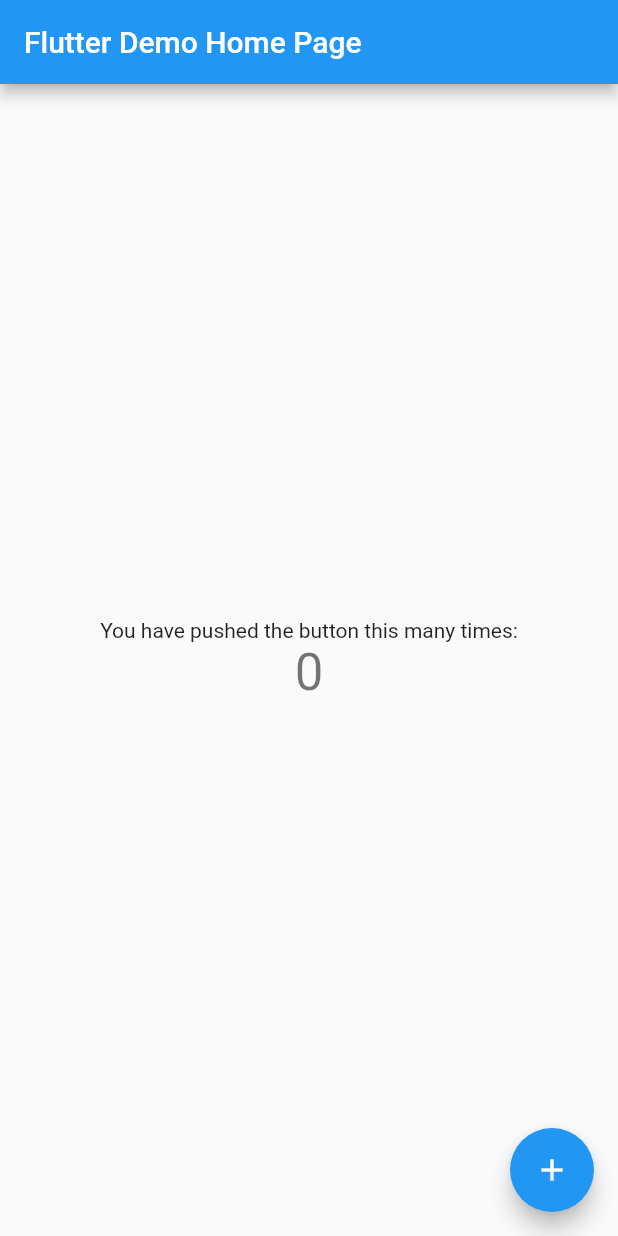
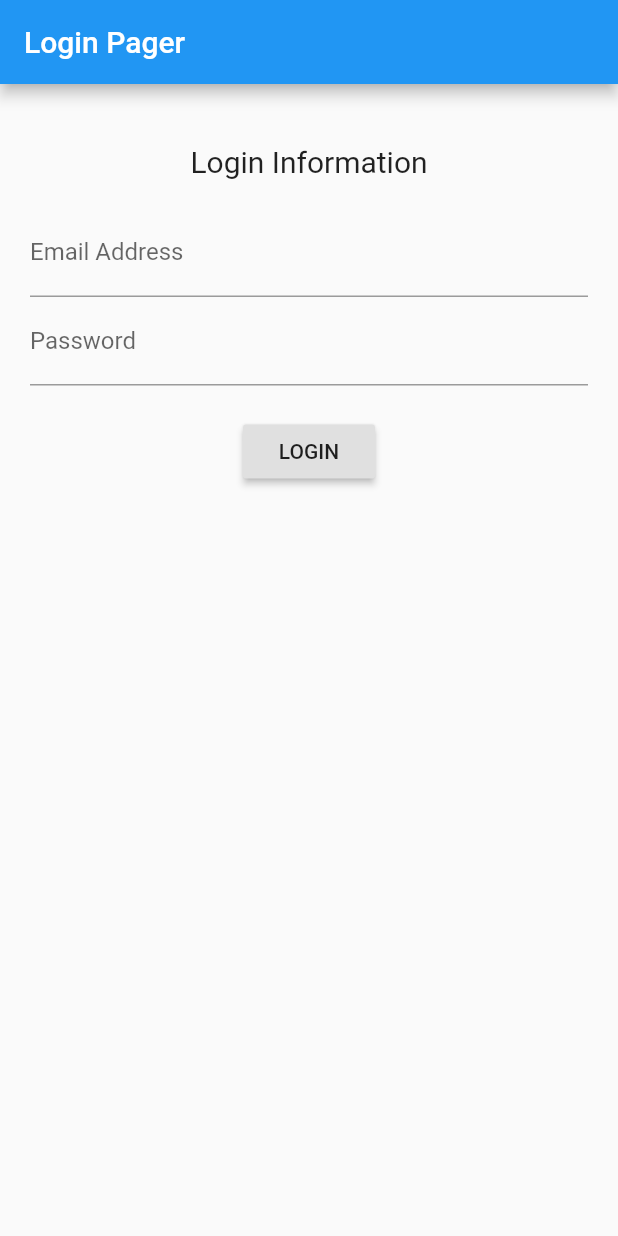
Before and after one commit to cs467/cross-platform-discussion-app, a Flutter app: the screen it shows after launch, on a phone screen of 412 x 824 dp. Run offline on Flutter 3.47's test engine with Material 2 defaults, Android fonts, the phone set to English and light mode, and no system bars.

Commit message:
Implemented basic login page

```diff
--- /dev/null
+++ b/lib/login_page.dart
@@ -0,0 +1,57 @@
+import 'package:flutter/material.dart';
+
+class LoginPage extends StatefulWidget {
+  @override
+  _LoginPageState createState() => _LoginPageState();
+}
+
+class _LoginPageState extends State<LoginPage> {
+  final _formKey = GlobalKey<FormState>();
+  String _password;
+  String _email;
+
+  @override
+  Widget build(BuildContext context) {
+    return Scaffold(
+      appBar: AppBar(
+        title: Text("Login Pager"),
+      ),
+      body: Container(
+        padding: EdgeInsets.all(20.0),
+        child: Form(
+          key: _formKey,
+          child: Column(
+            children: <Widget>[
+              SizedBox(height: 20.0),
+              Text(
+                'Login Information',
+                style: TextStyle(fontSize: 20),
+              ),
+              SizedBox(height: 20.0),
+              TextFormField(
+                  onSaved: (value) => _email = value,
+                  keyboardType: TextInputType.emailAddress,
+                  decoration: InputDecoration(labelText: "Email Address")),
+              TextFormField(
+                  onSaved: (value) => _password = value,
+                  obscureText: true,
+                  decoration: InputDecoration(labelText: "Password")),
+              SizedBox(height: 20.0),
+              RaisedButton(
+                  child: Text("LOGIN"),
+                  onPressed: () {
+                    final form = _formKey.currentState;
+                    form.save();
+
+                    // Validate will return true if is valid, or false if invalid.
+                    if (form.validate()) {
+                      print("$_email $_password");
+                    }
+                  }),
+            ],
+          ),
+        ),
+      ),
+    );
+  }
+}
--- a/lib/main.dart
+++ b/lib/main.dart
@@ -1,8 +1,7 @@
 import 'package:flutter/material.dart';
+import 'package:disc/login_page.dart';
 
-void main() {
-  runApp(MyApp());
-}
+void main() => runApp(MyApp());
 
 class MyApp extends StatelessWidget {
   // This widget is the root of your application.
@@ -11,107 +10,9 @@
     return MaterialApp(
       title: 'Flutter Demo',
       theme: ThemeData(
-        // This is the theme of your application.
-        //
-        // Try running your application with "flutter run". You'll see the
-        // application has a blue toolbar. Then, without quitting the app, try
-        // changing the primarySwatch below to Colors.green and then invoke
-        // "hot reload" (press "r" in the console where you ran "flutter run",
-        // or simply save your changes to "hot reload" in a Flutter IDE).
-        // Notice that the counter didn't reset back to zero; the application
-        // is not restarted.
         primarySwatch: Colors.blue,
-        // This makes the visual density adapt to the platform that you run
-        // the app on. For desktop platforms, the controls will be smaller and
-        // closer together (more dense) than on mobile platforms.
-        visualDensity: VisualDensity.adaptivePlatformDensity,
       ),
-      home: MyHomePage(title: 'Flutter Demo Home Page'),
+      home: LoginPage(),
     );
   }
 }
-
-class MyHomePage extends StatefulWidget {
-  MyHomePage({Key key, this.title}) : super(key: key);
-
-  // This widget is the home page of your application. It is stateful, meaning
-  // that it has a State object (defined below) that contains fields that affect
-  // how it looks.
-
-  // This class is the configuration for the state. It holds the values (in this
-  // case the title) provided by the parent (in this case the App widget) and
-  // used by the build method of the State. Fields in a Widget subclass are
-  // always marked "final".
-
-  final String title;
-
-  @override
-  _MyHomePageState createState() => _MyHomePageState();
-}
-
-class _MyHomePageState extends State<MyHomePage> {
-  int _counter = 0;
-
-  void _incrementCounter() {
-    setState(() {
-      // This call to setState tells the Flutter framework that something has
-      // changed in this State, which causes it to rerun the build method below
-      // so that the display can reflect the updated values. If we changed
-      // _counter without calling setState(), then the build method would not be
-      // called again, and so nothing would appear to happen.
-      _counter++;
-    });
-  }
-
-  @override
-  Widget build(BuildContext context) {
-    // This method is rerun every time setState is called, for instance as done
-    // by the _incrementCounter method above.
-    //
-    // The Flutter framework has been optimized to make rerunning build methods
-    // fast, so that you can just rebuild anything that needs updating rather
-    // than having to individually change instances of widgets.
-    return Scaffold(
-      appBar: AppBar(
-        // Here we take the value from the MyHomePage object that was created by
-        // the App.build method, and use it to set our appbar title.
-        title: Text(widget.title),
-      ),
-      body: Center(
-        // Center is a layout widget. It takes a single child and positions it
-        // in the middle of the parent.
-        child: Column(
-          // Column is also a layout widget. It takes a list of children and
-          // arranges them vertically. By default, it sizes itself to fit its
-          // children horizontally, and tries to be as tall as its parent.
-          //
-          // Invoke "debug painting" (press "p" in the console, choose the
-          // "Toggle Debug Paint" action from the Flutter Inspector in Android
-          // Studio, or the "Toggle Debug Paint" command in Visual Studio Code)
-          // to see the wireframe for each widget.
-          //
-          // Column has various properties to control how it sizes itself and
-          // how it positions its children. Here we use mainAxisAlignment to
-          // center the children vertically; the main axis here is the vertical
-          // axis because Columns are vertical (the cross axis would be
-          // horizontal).
-          mainAxisAlignment: MainAxisAlignment.center,
-          children: <Widget>[
-            Text(
-              'You have pushed the button this many times:',
-            ),
-            Text(
-              '$_counter',
-              style: Theme.of(context).textTheme.headline4,
-            ),
-          ],
-        ),
-      ),
-      floatingActionButton: FloatingActionButton(
-        onPressed: _incrementCounter,
-        tooltip: 'Increment',
-        child: Icon(Icons.add),
-      ), // This trailing comma makes auto-formatting nicer for build methods.
-    );
-  }
-}
```
Also changed, not shown: lib/home_page.dart (added), pubspec.lock, 2 other files.
